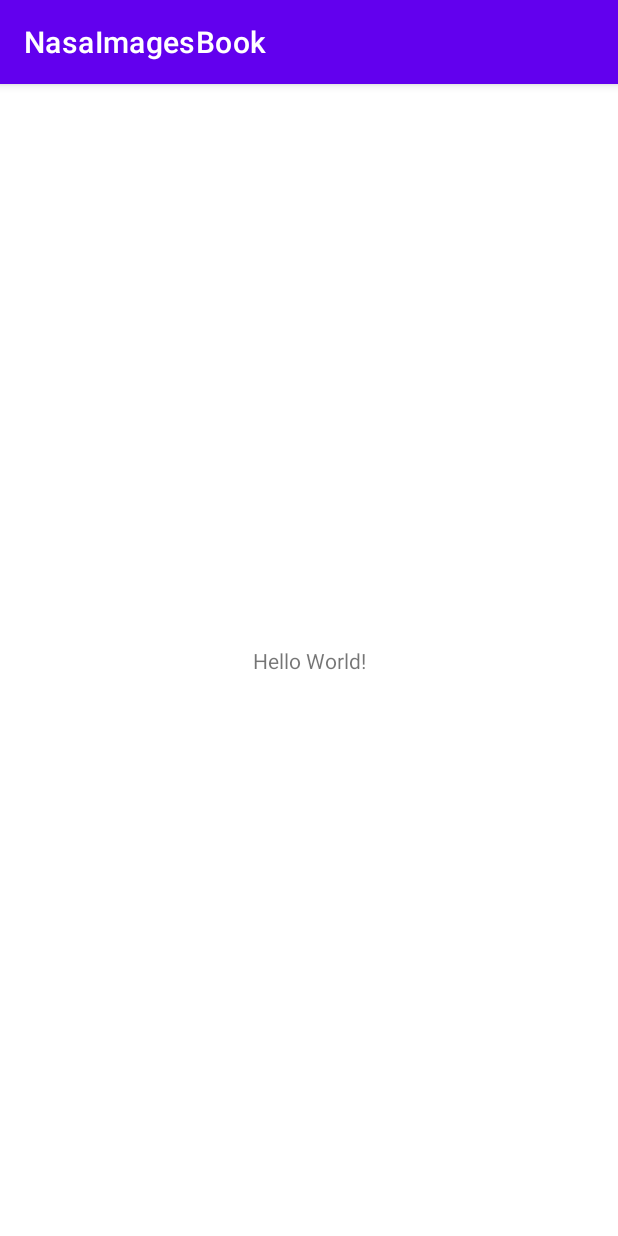
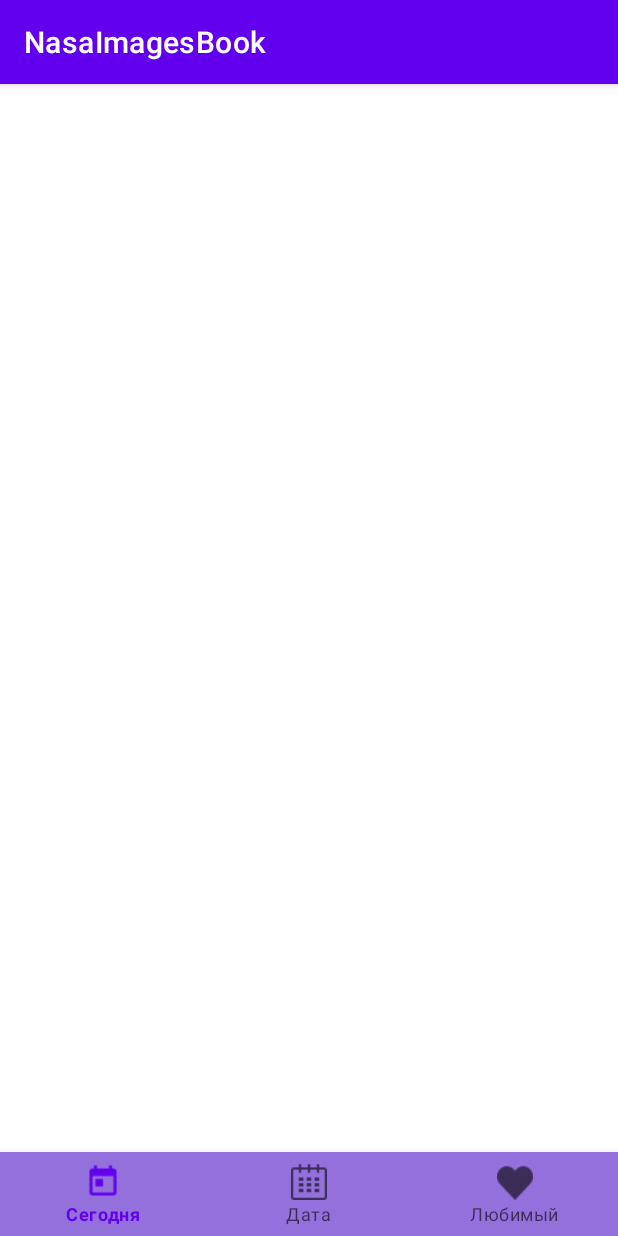
Before and after one commit to DeshinMichael/AstronomicEvents, an Android app: the screen it shows after launch (MainActivity), on a phone screen of 412 x 824 dp. Run offline under Robolectric (Android 15) with nearby library versions, the light colour scheme and no system bars.

Commit message:
created bottom_nav_view

```diff
--- a/app/build.gradle
+++ b/app/build.gradle
@@ -4,12 +4,12 @@ plugins {
 
 android {
     namespace 'com.example.nasaimagesbook'
-    compileSdk 32
+    compileSdk 33
 
     defaultConfig {
         applicationId "com.example.nasaimagesbook"
         minSdk 21
-        targetSdk 32
+        targetSdk 33
         versionCode 1
         versionName "1.0"
 
@@ -21,6 +21,9 @@ android {
             minifyEnabled false
             proguardFiles getDefaultProguardFile('proguard-android-optimize.txt'), 'proguard-rules.pro'
         }
+    }
+    buildFeatures {
+        viewBinding true
     }
     compileOptions {
         sourceCompatibility JavaVersion.VERSION_1_8
--- /dev/null
+++ b/app/src/main/java/com/example/nasaimagesbook/DailyEventFragment.java
@@ -0,0 +1,7 @@
+package com.example.nasaimagesbook;
+
+import androidx.fragment.app.Fragment;
+
+public class DailyEventFragment extends Fragment {
+
+}
--- /dev/null
+++ b/app/src/main/java/com/example/nasaimagesbook/EventByDateFragment.java
@@ -0,0 +1,6 @@
+package com.example.nasaimagesbook;
+
+import androidx.fragment.app.Fragment;
+
+public class EventByDateFragment extends Fragment {
+}
--- /dev/null
+++ b/app/src/main/java/com/example/nasaimagesbook/FavEventFragment.java
@@ -0,0 +1,6 @@
+package com.example.nasaimagesbook;
+
+import androidx.fragment.app.Fragment;
+
+public class FavEventFragment extends Fragment {
+}
--- a/app/src/main/java/com/example/nasaimagesbook/MainActivity.java
+++ b/app/src/main/java/com/example/nasaimagesbook/MainActivity.java
@@ -1,14 +1,48 @@
 package com.example.nasaimagesbook;
 
+import androidx.annotation.NonNull;
 import androidx.appcompat.app.AppCompatActivity;
+import androidx.fragment.app.Fragment;
 
 import android.os.Bundle;
+import android.view.MenuItem;
+import android.view.View;
+
+import com.example.nasaimagesbook.databinding.ActivityMainBinding;
+import com.google.android.material.navigation.NavigationBarView;
 
 public class MainActivity extends AppCompatActivity {
+
+    DailyEventFragment dailyEventFragment = new DailyEventFragment();
+    EventByDateFragment eventByDateFragment = new EventByDateFragment();
+    FavEventFragment favEventFragment = new FavEventFragment();
+    private ActivityMainBinding binding;
 
     @Override
     protected void onCreate(Bundle savedInstanceState) {
         super.onCreate(savedInstanceState);
-        setContentView(R.layout.activity_main);
+        binding = ActivityMainBinding.inflate(getLayoutInflater());
+        View view = binding.getRoot();
+        setContentView(view);
+
+        getSupportFragmentManager().beginTransaction().replace(R.id.container, dailyEventFragment).commit();
+
+        binding.bottomNavigation.setOnItemSelectedListener(new NavigationBarView.OnItemSelectedListener() {
+            @Override
+            public boolean onNavigationItemSelected(@NonNull MenuItem item) {
+                switch (item.getItemId()) {
+                    case R.id.daily:
+                        getSupportFragmentManager().beginTransaction().replace(R.id.container, dailyEventFragment).commit();
+                        return true;
+                    case R.id.date:
+                        getSupportFragmentManager().beginTransaction().replace(R.id.container, eventByDateFragment).commit();
+                        return true;
+                    case R.id.favorite:
+                        getSupportFragmentManager().beginTransaction().replace(R.id.container, favEventFragment).commit();
+                        return true;
+                }
+                return false;
+            }
+        });
     }
 }
--- a/app/src/main/res/layout/activity_main.xml
+++ b/app/src/main/res/layout/activity_main.xml
@@ -1,18 +1,24 @@
 <?xml version="1.0" encoding="utf-8"?>
-<androidx.constraintlayout.widget.ConstraintLayout xmlns:android="http://schemas.android.com/apk/res/android"
-    xmlns:app="http://schemas.android.com/apk/res-auto"
+<RelativeLayout
+    xmlns:android="http://schemas.android.com/apk/res/android"
     xmlns:tools="http://schemas.android.com/tools"
     android:layout_width="match_parent"
     android:layout_height="match_parent"
+    xmlns:app="http://schemas.android.com/apk/res-auto"
     tools:context=".MainActivity">
 
-    <TextView
-        android:layout_width="wrap_content"
+    <FrameLayout
+        android:layout_width="match_parent"
+        android:layout_height="match_parent"
+        android:id="@+id/container"
+        android:layout_above="@id/bottom_navigation"/>
+
+    <com.google.android.material.bottomnavigation.BottomNavigationView
+        android:layout_width="match_parent"
         android:layout_height="wrap_content"
-        android:text="Hello World!"
-        app:layout_constraintBottom_toBottomOf="parent"
-        app:layout_constraintEnd_toEndOf="parent"
-        app:layout_constraintStart_toStartOf="parent"
-        app:layout_constraintTop_toTopOf="parent" />
+        android:id="@+id/bottom_navigation"
+        android:background="#9370DB"
+        android:layout_alignParentBottom="true"
+        app:menu="@menu/bottom_nav_menu" />
 
-</androidx.constraintlayout.widget.ConstraintLayout>
+</RelativeLayout>
--- /dev/null
+++ b/app/src/main/res/menu/bottom_nav_menu.xml
@@ -0,0 +1,12 @@
+<?xml version="1.0" encoding="utf-8"?>
+<menu xmlns:android="http://schemas.android.com/apk/res/android">
+    <item android:id="@+id/daily"
+        android:title="@string/today"
+        android:icon="@drawable/today"/>
+    <item android:id="@+id/date"
+        android:title="@string/date"
+        android:icon="@drawable/date"/>
+    <item android:id="@+id/favorite"
+        android:title="@string/favorite"
+        android:icon="@drawable/favorite"/>
+</menu>
--- a/app/src/main/res/values/strings.xml
+++ b/app/src/main/res/values/strings.xml
@@ -1,3 +1,6 @@
 <resources>
     <string name="app_name">NasaImagesBook</string>
+    <string name="today">Сегодня</string>
+    <string name="date">Дата</string>
+    <string name="favorite">Любимый</string>
 </resources>
```
Also changed, not shown: app/src/main/res/drawable/date.png (added), app/src/main/res/drawable/favorite.png (added), app/src/main/res/drawable/today.png (added).
